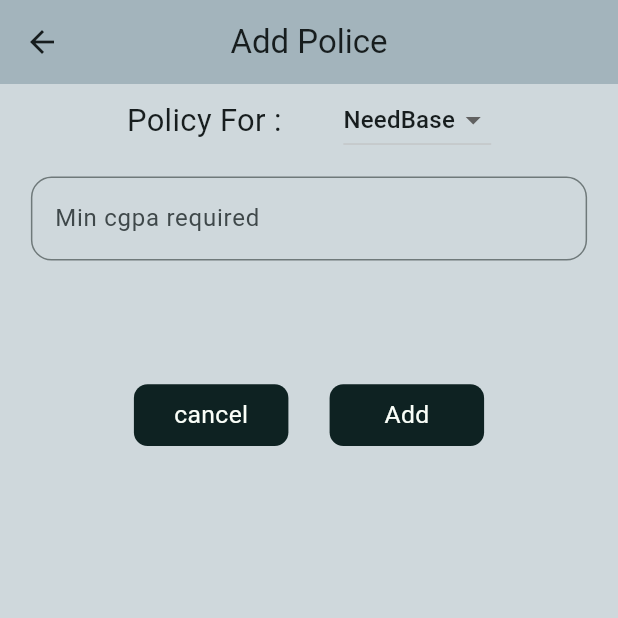
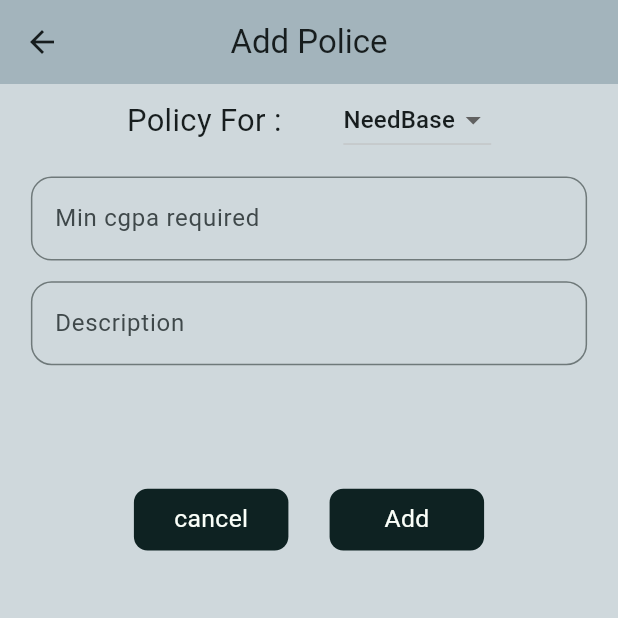
Before and after one commit to AbdulIslam001/FinancialAid, a Flutter app: the Policy screen opened by its route, after a tap on the "add" icon, on a phone screen of 412 x 824 dp, the top half of it. Run offline on Flutter 3.47's test engine with Material 3 defaults, Android fonts, the light colour scheme and no system bars; our stand-ins replace another_flushbar, carousel_slider, file_picker, image_picker, shared_preferences; missing offline and left inert: insta_image_viewer; accounts and stored records are empty; network calls fail.

Commit message:
policies

```diff
--- a/lib/Models/PolicyModel.dart
+++ b/lib/Models/PolicyModel.dart
@@ -4,7 +4,8 @@ class PolicyModel{
   String policy;
   String val1;
   String val2;
+  String description;
   int strength;
-  String description;
-  PolicyModel({required this.description,required this.policyFor,required this.strength,required this.policy,required this.val1, required this.val2});
+  String? session;
+  PolicyModel({this.session,required this.description,required this.policyFor,required this.strength,required this.policy,required this.val1, required this.val2});
 }
--- a/lib/Resources/AppUrl.dart
+++ b/lib/Resources/AppUrl.dart
@@ -1,7 +1,7 @@
 
 
 class EndPoint{
-  static String baseUrl="http://192.168.100.11/FinancialAidAllocation/";
+  static String baseUrl="http://192.168.43.249/FinancialAidAllocation/";
   static String login=baseUrl+"api/User/Login";
   static String getStudentInfo=baseUrl+"api/Student/getStudentInfo";
   static String checkApplicationStatus=baseUrl+"api/Student/getStudentApplicationStatus";
@@ -34,6 +34,7 @@ class EndPoint{
   static String meritBaseShortListing=baseUrl+"api/Admin/MeritBaseShortListing";
   static String addStudent=baseUrl+"api/Admin/AddStudent";
   static String addPolicies=baseUrl+"api/Admin/AddPolicies";
+  static String getPolicies=baseUrl+"api/Admin/getPolicies";
 //  --------------------------
 
 }
--- a/lib/Services/Admin/AdminApiHandler.dart
+++ b/lib/Services/Admin/AdminApiHandler.dart
@@ -130,7 +130,7 @@ class AdminApiHandler{
       String fatherName,
       String degree,
       String cgpa
-      )async{
+      ) async{
     String apiEndPoint=EndPoint.addStudent;
     Uri uri=Uri.parse(apiEndPoint);
     http.MultipartRequest request=http.MultipartRequest('POST',uri);
@@ -150,10 +150,17 @@ class AdminApiHandler{
     return response.statusCode;
   }
 
-  Future<int> addPolicy(PolicyModel pm)async{
-    String apiEndPoint=EndPoint.addPolicies+"?pm$pm";
+  Future<int> addPolicy(String description,String val1,String val2,String policyFor,String policy,String strength)async{
+    String apiEndPoint="${EndPoint.addPolicies}?description=$description&val1=$val1&val2=$val2&policyFor=$policyFor&policy=$policy&strength=$strength";
     Uri uri=Uri.parse(apiEndPoint);
     var response=await http.post(uri);
     return response.statusCode;
   }
+
+  Future<http.Response> getPolicies()async{
+    String apiEndPoint=EndPoint.getPolicies;
+    Uri uri=Uri.parse(apiEndPoint);
+    var response=await http.get(uri);
+    return response;
+  }
 }
--- a/lib/Views/CommitteeHead/Add/Policy/AddPolicy.dart
+++ b/lib/Views/CommitteeHead/Add/Policy/AddPolicy.dart
@@ -163,7 +163,7 @@ class _AddPoliceState extends State<AddPolice> {
                 ),
               ),
             ),
-/*            Padding(
+            Padding(
               padding: EdgeInsets.only(left:CustomSize().customWidth(context)/20,right: CustomSize().customWidth(context)/20,top: CustomSize().customWidth(context)/30),
               child: TextFormField(
                 onChanged: (val){},
@@ -176,7 +176,7 @@ class _AddPoliceState extends State<AddPolice> {
                   ),
                 ),
               ),
-            ),*/
+            ),
             SizedBox(
               height: CustomSize().customHeight(context)/10,
             ),
@@ -188,9 +188,9 @@ class _AddPoliceState extends State<AddPolice> {
                   width: CustomSize().customWidth(context)/15,
                 ),
                 CustomButton(title: "Add", loading: false,onTap: ()async{
-                  PolicyModel pm = PolicyModel(description: " ",policyFor: selectedVal, strength: int.parse(strengthVal),
-                      policy: gVal, val1: _val1.text, val2: _val2.text);
-                  int code=await AdminApiHandler().addPolicy(pm);
+                  // PolicyModel pm = PolicyModel(description: _description.text,policyFor: selectedVal, strength: int.parse(strengthVal),
+                  //     policy: gVal, val1: _val1.text, val2: _val2.text);
+                  int code=await AdminApiHandler().addPolicy(_description.text, _val1.text, _val2.text, selectedVal, gVal, strengthVal);
                   if(context.mounted){
                     if(code==200){
                       Utilis.flushBarMessage("Added", context);
--- a/lib/Views/CommitteeHead/Add/Policy/Policy.dart
+++ b/lib/Views/CommitteeHead/Add/Policy/Policy.dart
@@ -1,28 +1,113 @@
+import 'dart:convert';
 
+import 'package:financial_aid/Components/PolicyInfoContainer.dart';
+import 'package:financial_aid/Services/Admin/AdminApiHandler.dart';
 import 'package:flutter/material.dart';
+import 'package:http/http.dart';
 
+import '../../../../Models/PolicyModel.dart';
 import '../../../../Resources/CustomSize.dart';
 import '../../../../Utilis/Routes/RouteName.dart';
 
-class Policy extends StatelessWidget {
+class Policy extends StatefulWidget {
   const Policy({super.key});
+
+  @override
+  State<Policy> createState() => _PolicyState();
+}
+
+List<PolicyModel> policyList = [];
+Future<void> getPolicies() async {
+  List<PolicyModel> list = [];
+
+
+  Response res = await AdminApiHandler().getPolicies();
+  if (res.statusCode == 200) {
+    dynamic obj = jsonDecode(res.body);
+    for (var i in obj) {
+      PolicyModel p = PolicyModel(
+          session: i['p']['session'].toString(),
+          description: i['c']['description'].toString(),
+          policyFor: i['p']['policyfor'].toString(),
+          strength: int.parse(i['c']['strength'].toString()),
+          policy: i['p']['policy1'].toString(),
+          val1: i['c']['val1'].toString(),
+          val2: i['c']['val2'].toString());
+      list.add(p);
+    }
+    policyList = list;
+  }
+}
+
+class _PolicyState extends State<Policy> {
+  final TextEditingController _search = TextEditingController();
+  @override
+  void initState() {
+    // TODO: implement initState
+    getPolicies();
+    super.initState();
+  }
 
   @override
   Widget build(BuildContext context) {
     return Scaffold(
       appBar: AppBar(
+        backgroundColor: Theme.of(context).primaryColor,
         centerTitle: true,
-        actions:[
+        actions: [
           GestureDetector(
-              onTap: (){
+              onTap: () {
                 Navigator.pushNamed(context, RouteName.addPolicy);
               },
               child: const Icon(Icons.add)),
           SizedBox(
-            width: CustomSize().customWidth(context)/20,
+            width: CustomSize().customWidth(context) / 20,
           )
         ],
-        title:const Text("Policy"),
+        title: const Text("Policy"),
+      ),
+      body: Column(
+        children: [
+          Padding(
+            padding: EdgeInsets.only(
+                left: CustomSize().customWidth(context) / 20,
+                right: CustomSize().customWidth(context) / 20,
+                top: CustomSize().customWidth(context) / 30),
+            child: TextFormField(
+              onChanged: (val) {},
+              controller: _search,
+              decoration: InputDecoration(
+                hintText: "search",
+                labelText: "search",
+                suffixIcon: Icon(Icons.search,
+                    size: CustomSize().customWidth(context) / 10),
+                border: OutlineInputBorder(
+                  borderRadius: BorderRadius.circular(
+                      CustomSize().customHeight(context) / 60),
+                ),
+              ),
+            ),
+          ),
+          Expanded(
+            child: FutureBuilder(
+              future: getPolicies(),
+              builder: (context, snapshot) {
+                return ListView.builder(
+                  itemCount: policyList.length,
+                  itemBuilder: (context, index) {
+                    return PolicyInfoContainer(
+                      cgpa: policyList[index].val1,
+                      session: policyList[index].session ?? "",
+                      description: "",
+                      policy: "",
+                      policyFor: policyList[index].policyFor,
+                    );
+                  },
+                );
+              },
+            ),
+          )
+        ],
       ),
     );
   }
--- a/lib/Views/CommitteeHead/CommitteeHeadDashBoard.dart
+++ b/lib/Views/CommitteeHead/CommitteeHeadDashBoard.dart
@@ -33,7 +33,7 @@ class _CommitteeHeadDashBoardState extends State<CommitteeHeadDashBoard> {
     if (res.statusCode == 200) {
       dynamic obj = jsonDecode(res.body);
       name = obj['Name'].toString();
-      profileImage = obj['ProfilePic'].toString();
+      profileImage = obj['profilepic'].toString();
       if (profileImage != null || profileImage != '') {
         isTrue = true;
       }
@@ -75,7 +75,8 @@ class _CommitteeHeadDashBoardState extends State<CommitteeHeadDashBoard> {
                       borderRadius: BorderRadius.circular(
                           CustomSize().customHeight(context) / 13),
                       child: EndPoint.imageUrl + profileImage ==
-                              EndPoint.imageUrl
+                              EndPoint.imageUrl||EndPoint.imageUrl + profileImage ==
+                          "${EndPoint.imageUrl}null"
                           ? Icon(Icons.person,
                               size: CustomSize().customHeight(context) / 10)
                           : Image(
```
Also changed, not shown: lib/Components/PolicyInfoContainer.dart (added, +103 -0 lines).
